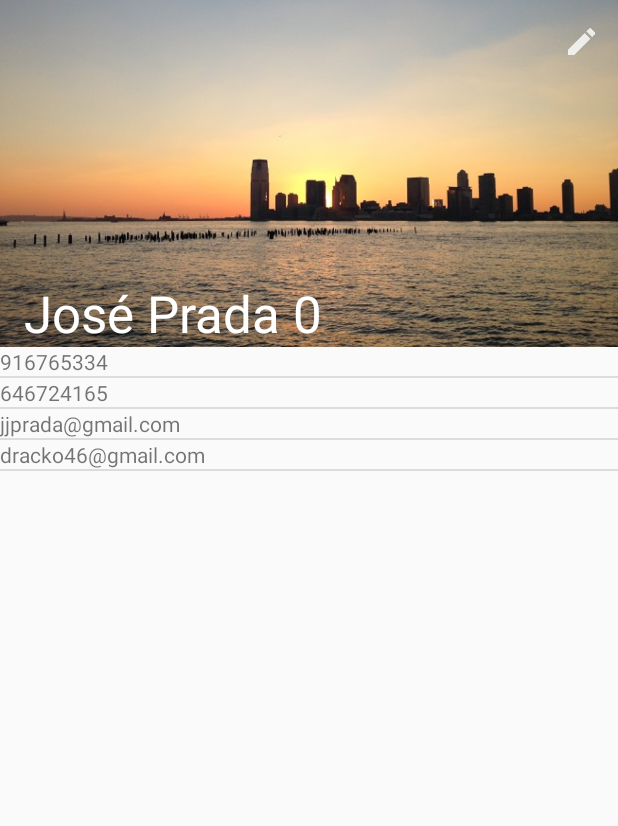
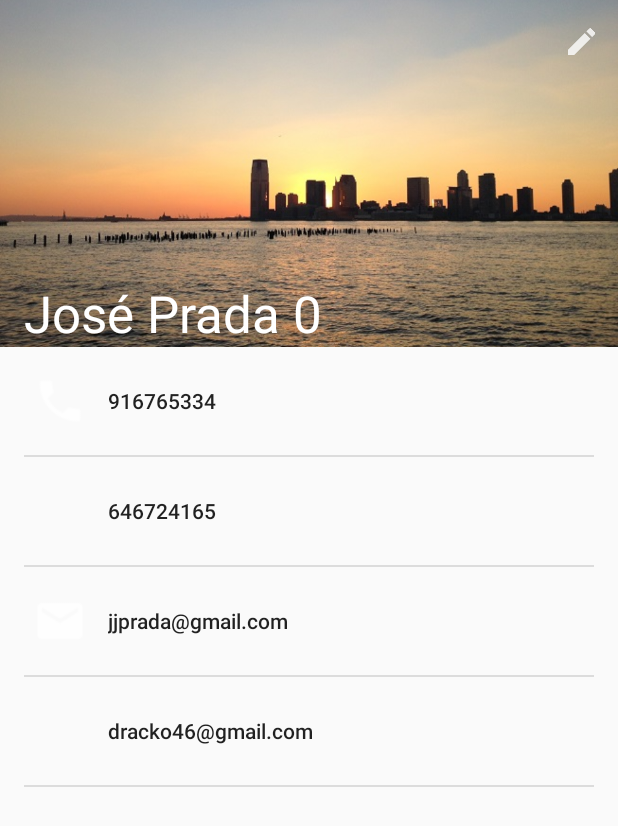
Before and after one commit to jjprada/MyContacts, an Android app: the screen it shows after launch (ContactViewActivity), after a tap on an icon or button, on a phone screen of 412 x 824 dp. Shown: the top 826 px of the screen. Run offline under Robolectric (Android 15) with nearby library versions, the phone set to English and light mode, and no system bars.

Commit message:
Conditional Icons

```diff
--- a/app/src/main/java/com/jjprada/mycontacts/ContactViewActivity.java
+++ b/app/src/main/java/com/jjprada/mycontacts/ContactViewActivity.java
@@ -11,6 +11,7 @@ import android.view.MenuItem;
 import android.view.View;
 import android.view.ViewGroup;
 import android.widget.BaseAdapter;
+import android.widget.ImageView;
 import android.widget.LinearLayout;
 import android.widget.ListView;
 import android.widget.RelativeLayout;
@@ -90,7 +91,24 @@ public class ContactViewActivity extends ActionBarActivity {
             TextView contactValue = (TextView)convertView.findViewById(R.id.contact_view_row_value);
             contactValue.setText(value);
 
+            ImageView contactIcon = (ImageView)convertView.findViewById(R.id.contact_view_row_icon);
+            if (isFirst(position)){
+                if (isEmail(position)){
+                    contactIcon.setImageResource(R.drawable.ic_email);
+                } else {
+                    contactIcon.setImageResource(R.drawable.ic_call);
+                }
+            }
+
             return convertView;
+        }
+
+        private boolean isFirst (int position){
+            if (position == 0 || position == phoneNumbers.size()){
+                return true;
+            } else {
+                return false;
+            }
         }
 
         @Override
--- a/app/src/main/res/layout/activity_contact_view.xml
+++ b/app/src/main/res/layout/activity_contact_view.xml
@@ -40,6 +40,8 @@
 
     <ListView
         android:id="@+id/contact_view_fields"
+        android:paddingLeft="@dimen/vertical_small_margin"
+        android:paddingRight="@dimen/vertical_small_margin"
         android:layout_weight="100"
         android:layout_width="match_parent"
         android:layout_height="0dp"></ListView>
--- a/app/src/main/res/layout/contact_view_field_row.xml
+++ b/app/src/main/res/layout/contact_view_field_row.xml
@@ -1,13 +1,21 @@
 <?xml version="1.0" encoding="utf-8"?>
-<LinearLayout xmlns:android="http://schemas.android.com/apk/res/android"
+<RelativeLayout xmlns:android="http://schemas.android.com/apk/res/android"
+    android:gravity="center_vertical"
     android:layout_width="match_parent"
-    android:layout_height="match_parent"
-    android:orientation="vertical">
+    android:layout_height="@dimen/row_height">
 
+    <ImageView
+        android:id="@+id/contact_view_row_icon"
+            android:layout_centerVertical="true"
+        android:layout_width="@dimen/avatar_size"
+        android:layout_height="@dimen/avatar_size" />
     <TextView
         android:id="@+id/contact_view_row_value"
+        android:textAppearance="@style/TextAppearance.AppCompat.Body2"
         android:text="Hello Android!"
+        android:layout_centerVertical="true"
+        android:layout_marginLeft="@dimen/vertical_inner_margin"
         android:layout_width="wrap_content"
         android:layout_height="wrap_content" />
 
-</LinearLayout>
+</RelativeLayout>
--- a/app/src/main/res/values/dimens.xml
+++ b/app/src/main/res/values/dimens.xml
@@ -5,7 +5,7 @@
 
     <dimen name="vertical_small_margin">16dp</dimen>
     <dimen name="vertical_large_margin">72dp</dimen>
-    <dimen name="vertical_inner_margin">56dp</dimen>        // Si ya tenemos un padding de 16 en un elemento superior, al inferior le aplicamos este (16+56 = 72)
+    <dimen name="vertical_inner_margin">56dp</dimen>        // Si ya tenemos un padding de 16 en un elemento superior, al child le aplicamos este (16+56 = 72)
 
     <dimen name="avatar_size">48dp</dimen>
     <dimen name="avatar_padding">4dp</dimen>
```
Also changed, not shown: app/src/main/res/drawable-hdpi/ic_call.png (added), app/src/main/res/drawable-hdpi/ic_email.png (added), app/src/main/res/drawable-mdpi/ic_call.png (added), app/src/main/res/drawable-mdpi/ic_email.png (added), app/src/main/res/drawable-xhdpi/ic_call.png (added), app/src/main/res/drawable-xhdpi/ic_email.png (added), app/src/main/res/drawable-xxhdpi/ic_call.png (added), app/src/main/res/drawable-xxhdpi/ic_email.png (added).
